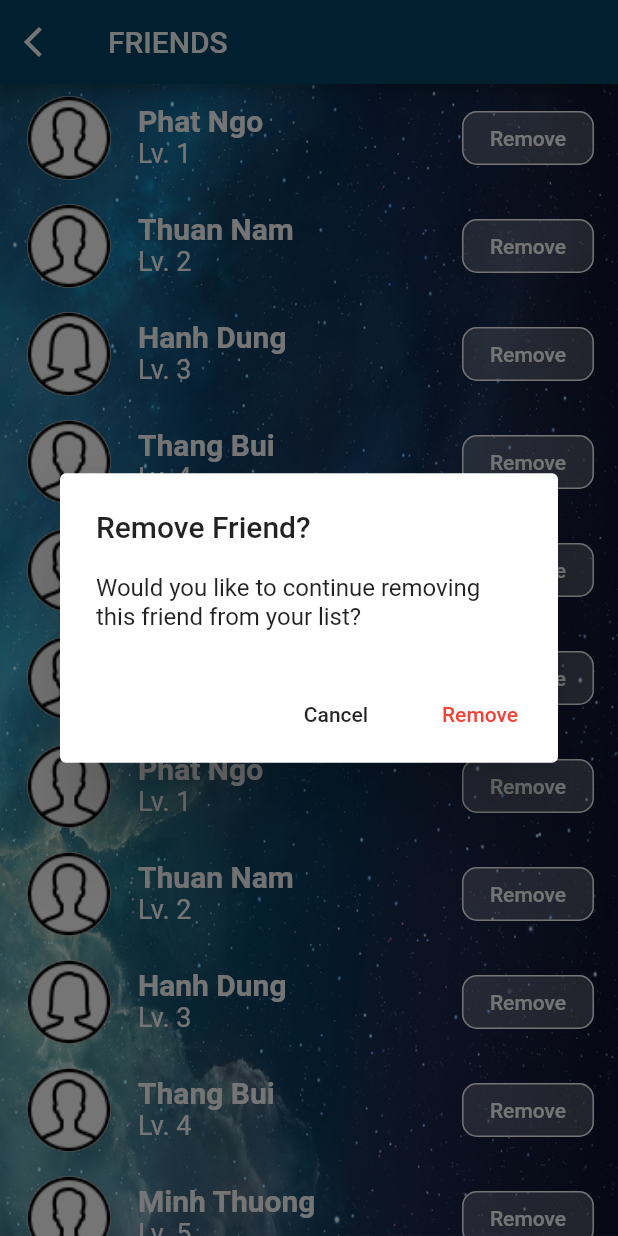
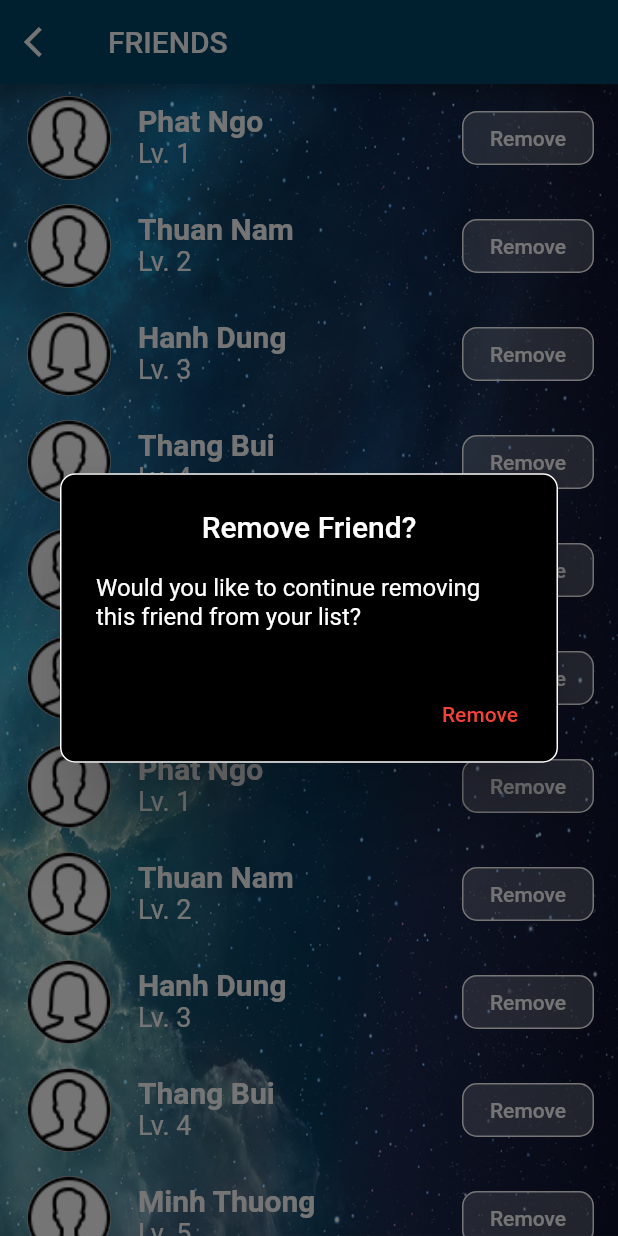
Before and after one commit to ngovanphat/QLDAPM-Project-PianoTile, a Flutter app: the FriendsList screen opened directly, after a tap on "Remove", on a phone screen of 412 x 824 dp. Run offline on Flutter 3.47's test engine with Material 2 defaults, Android fonts, the phone set to English and light mode, and no system bars; our stand-ins replace audioplayers, firebase_auth, firebase_core, firebase_database, firebase_storage, flutter_spinkit and 4 more; missing offline and left inert: flutter_midi, marquee_flutter, permissions_plugin; accounts and stored records are empty; project files that could hold a hidden picture were left out.

Commit message:
Change alert dialog

```diff
--- a/lib/views/friends_list.dart
+++ b/lib/views/friends_list.dart
@@ -77,9 +77,21 @@ class _FriendsListState extends State<FriendsList> {
 
     // set up the AlertDialog
     AlertDialog alert = AlertDialog(
-      title: Text("Remove Friend?"),
+      shape: RoundedRectangleBorder(
+        borderRadius: BorderRadius.circular(10),
+        side: BorderSide(color: Colors.white, width: 1),
+      ),
+      backgroundColor: Colors.black,
+      title: Center(
+        child: Text(
+          "Remove Friend?",
+          style: TextStyle(color: Colors.white),
+        ),
+      ),
       content: Text(
-          "Would you like to continue removing this friend from your list?"),
+        "Would you like to continue removing this friend from your list?",
+        style: TextStyle(color: Colors.white),
+      ),
       actions: [
         cancelButton,
         continueButton,
```
Also changed, not shown: lib/main.dart (line endings or trailing spaces).
